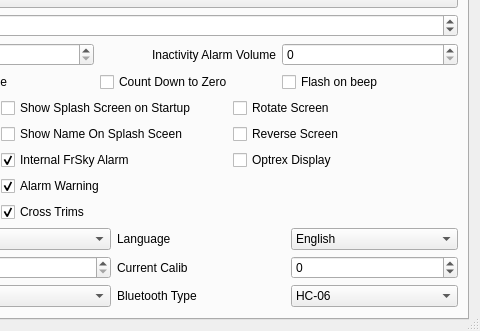
Qt form eepe/eepskye/src/generaledit.ui (MikeBland/mbtx) before a commit; both pictures show x 252 to 732 and y 278 to 609 of the 732 by 609 pixel window.
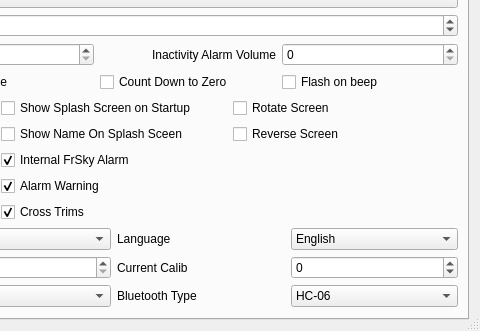
The same form after that commit. Icons and pictures are not drawn.

```diff
--- a/eepe/eepskye/src/generaledit.ui
+++ b/eepe/eepskye/src/generaledit.ui
@@ -564,38 +564,6 @@
            </property>
           </widget>
          </item>
-         <item row="2" column="2">
-          <widget class="QCheckBox" name="OptrexDisplayChkB_2">
-           <property name="sizePolicy">
-            <sizepolicy hsizetype="Minimum" vsizetype="Fixed">
-             <horstretch>0</horstretch>
-             <verstretch>0</verstretch>
-            </sizepolicy>
-           </property>
-           <property name="toolTip">
-            <string>&lt;html&gt;&lt;head/&gt;&lt;body&gt;&lt;p&gt;Cross Trim swaps the trims so the switches on the left apply to the stick on the right, and those on the right apply to the stick on the left. This can make trim adjustment in flight easier, particularly for &lt;span style=&quot; background-color:transparent;&quot;&gt;Mode 2&lt;/span&gt; fliers, as it allows them to adjust aileron and elevator trim with the left hand while flying with the right.&lt;/p&gt;&lt;/body&gt;&lt;/html&gt;</string>
-           </property>
-           <property name="whatsThis">
-            <string>&lt;!DOCTYPE HTML PUBLIC &quot;-//W3C//DTD HTML 4.0//EN&quot; &quot;http://www.w3.org/TR/REC-html40/strict.dtd&quot;&gt;
-&lt;html&gt;&lt;head&gt;&lt;meta name=&quot;qrichtext&quot; content=&quot;1&quot; /&gt;&lt;style type=&quot;text/css&quot;&gt;
-p, li { white-space: pre-wrap; }
-&lt;/style&gt;&lt;/head&gt;&lt;body style=&quot; font-family:'MS Shell Dlg 2'; font-size:8.25pt; font-weight:400; font-style:normal;&quot;&gt;
-&lt;p style=&quot; margin-top:0px; margin-bottom:0px; margin-left:0px; margin-right:0px; -qt-block-indent:0; text-indent:0px;&quot;&gt;&lt;span style=&quot; text-decoration: underline;&quot;&gt;Warnings&lt;/span&gt;&lt;/p&gt;
-&lt;p style=&quot;-qt-paragraph-type:empty; margin-top:0px; margin-bottom:0px; margin-left:0px; margin-right:0px; -qt-block-indent:0; text-indent:0px;&quot;&gt;&lt;/p&gt;
-&lt;p style=&quot; margin-top:0px; margin-bottom:0px; margin-left:0px; margin-right:0px; -qt-block-indent:0; text-indent:0px;&quot;&gt;These will define startup warnings.&lt;/p&gt;
-&lt;p style=&quot; margin-top:0px; margin-bottom:0px; margin-left:0px; margin-right:0px; -qt-block-indent:0; text-indent:0px;&quot;&gt;Throttle warning - will alert if the throttle is not at idle during startup&lt;/p&gt;
-&lt;p style=&quot; margin-top:0px; margin-bottom:0px; margin-left:0px; margin-right:0px; -qt-block-indent:0; text-indent:0px;&quot;&gt;Switch warning - will alert if switches are not in their defaul position&lt;/p&gt;
-&lt;p style=&quot; margin-top:0px; margin-bottom:0px; margin-left:0px; margin-right:0px; -qt-block-indent:0; text-indent:0px;&quot;&gt;Memory warning - will alert if there's not a lot of memory left&lt;/p&gt;
-&lt;p style=&quot; margin-top:0px; margin-bottom:0px; margin-left:0px; margin-right:0px; -qt-block-indent:0; text-indent:0px;&quot;&gt;Silent mode warning - will alert you if the beeper is set to quiet (0)&lt;/p&gt;&lt;/body&gt;&lt;/html&gt;</string>
-           </property>
-           <property name="text">
-            <string>Optrex Display</string>
-           </property>
-           <property name="checked">
-            <bool>false</bool>
-           </property>
-          </widget>
-         </item>
         </layout>
        </item>
        <item row="7" column="0" colspan="2">
```
Left out of the diff: 18 changed lines with no effect on the pictures.
